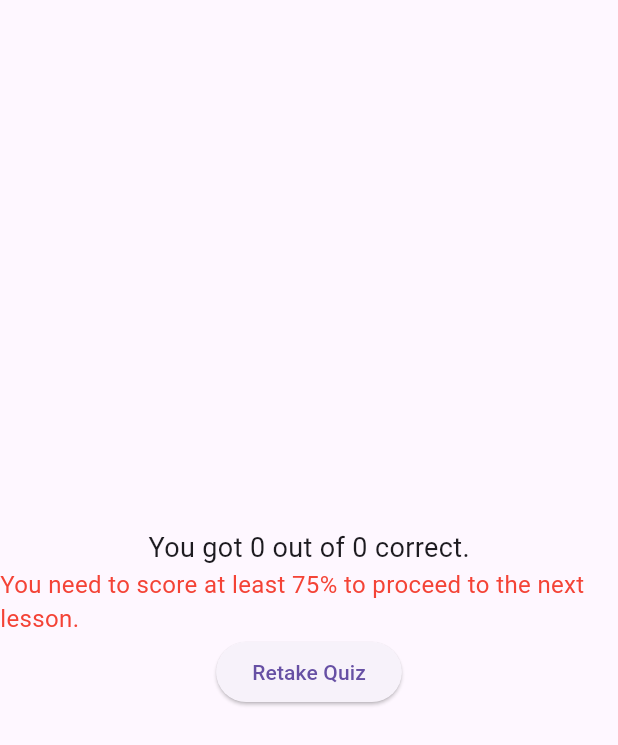
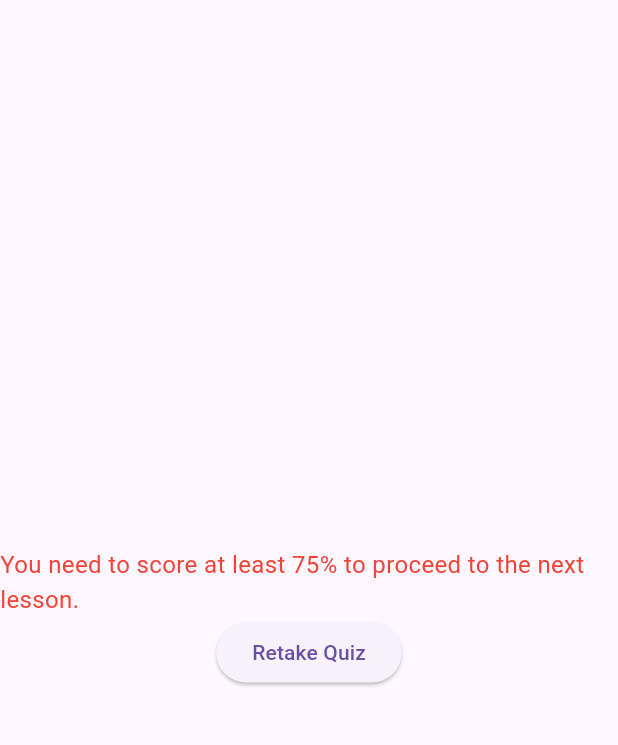
Before and after one commit to JjayFabor/bridgeAI, a Flutter app: the QuizzesPage widget shown alone on an empty page, opened directly with empty values, after a tap on "Submit", on a phone screen of 412 x 824 dp. Shown: the top 745 px of the screen. Run offline on Flutter 3.47's test engine with Material 3 defaults, Android fonts, the phone set to English and light mode, and no system bars; our stand-ins replace cloud_firestore, firebase_auth, firebase_core, firebase_storage, flip_card, flutter_markdown and 5 more; missing offline and left inert: flutter_math_fork; accounts and stored records are empty; network calls fail.

Commit message:
Fix Quiz part

```diff
--- a/lib/features/user_auth/presentation/pages/LessonTopicPages/quizzes_page.dart
+++ b/lib/features/user_auth/presentation/pages/LessonTopicPages/quizzes_page.dart
@@ -60,6 +60,7 @@ class _QuizzesPageState extends State<QuizzesPage> {
     setState(() {
       _selectedAnswers = List<int?>.filled(widget.quizzes.length, null);
       _isSubmitted = false;
+      _correctAnswers = 0;
     });
     await _prefs?.remove('isSubmitted');
     await _prefs?.remove('correctAnswers');
@@ -84,14 +85,16 @@ class _QuizzesPageState extends State<QuizzesPage> {
                       final quiz = widget.quizzes[index];
                       return Card(
                         child: ListTile(
-                          title: Text(quiz['question'] ?? 'No question provided'),
+                          title:
+                              Text(quiz['question'] ?? 'No question provided'),
                           subtitle: Column(
                             crossAxisAlignment: CrossAxisAlignment.start,
                             children: [
-                              ...List.generate(quiz['choices']?.length ?? 0, (i) {
+                              ...List.generate(quiz['choices']?.length ?? 0,
+                                  (i) {
                                 return RadioListTile<int>(
-                                  title: Text(
-                                      quiz['choices'][i] ?? 'No choice provided'),
+                                  title: Text(quiz['choices'][i] ??
+                                      'No choice provided'),
                                   value: i,
                                   groupValue: _selectedAnswers[index],
                                   onChanged: (int? value) {
@@ -114,16 +117,14 @@ class _QuizzesPageState extends State<QuizzesPage> {
                     child: Column(
                       mainAxisAlignment: MainAxisAlignment.center,
                       children: [
-                        Text(
-                          'You got $_correctAnswers out of ${widget.quizzes.length} correct.',
-                          style: const TextStyle(fontSize: 18),
-                        ),
                         if (_correctAnswers / widget.quizzes.length >= 0.75)
                           Column(
                             children: [
-                              const Text(
-                                  'Congratulations! You can proceed to the next lesson.',
-                                  style: TextStyle(color: Colors.green, fontSize: 16)),
+                              Text(
+                                  '''You got $_correctAnswers out of ${widget.quizzes.length} correct.
+                                  Congratulations! You can proceed to the next lesson.''',
+                                  style: const TextStyle(
+                                      color: Colors.green, fontSize: 16)),
                               const SizedBox(height: 20),
                               SizedBox(
                                 height: 600,
@@ -131,9 +132,11 @@ class _QuizzesPageState extends State<QuizzesPage> {
                                   itemCount: widget.quizzes.length,
                                   itemBuilder: (context, index) {
                                     final quiz = widget.quizzes[index];
-                                    final isCorrect = _selectedAnswers[index] != null &&
-                                        quiz['choices'][_selectedAnswers[index]] ==
-                                            quiz['answer'];
+                                    final isCorrect =
+                                        _selectedAnswers[index] != null &&
+                                            quiz['choices']
+                                                    [_selectedAnswers[index]] ==
+                                                quiz['answer'];
                                     return Card(
                                       child: ListTile(
                                         title: Text(quiz['question'] ??
@@ -163,7 +166,8 @@ class _QuizzesPageState extends State<QuizzesPage> {
                               ),
                               ElevatedButton(
                                 onPressed: widget.onNext,
-                                child: Text(widget.isLastPage ? 'Finish' : 'Next'),
+                                child:
+                                    Text(widget.isLastPage ? 'Finish' : 'Next'),
                               ),
                             ],
                           )
@@ -172,7 +176,8 @@ class _QuizzesPageState extends State<QuizzesPage> {
                             children: [
                               const Text(
                                   'You need to score at least 75% to proceed to the next lesson.',
-                                  style: TextStyle(color: Colors.red, fontSize: 16)),
+                                  style: TextStyle(
+                                      color: Colors.red, fontSize: 16)),
                               ElevatedButton(
                                 onPressed: _retakeQuiz,
                                 child: const Text('Retake Quiz'),
```
